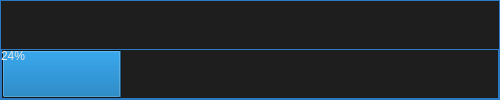
This is ui/ui_progress_bar.ui in il721/EasyBack as Qt 5 draws it before an edit. The edited form follows.
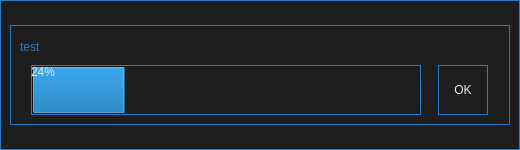
This is the edited form.

Commit message: Progress bar was done

```diff
--- a/ui/ui_progress_bar.ui
+++ b/ui/ui_progress_bar.ui
@@ -6,8 +6,8 @@
    <rect>
     <x>0</x>
     <y>0</y>
-    <width>500</width>
-    <height>100</height>
+    <width>520</width>
+    <height>150</height>
    </rect>
   </property>
   <property name="sizePolicy">
@@ -18,14 +18,14 @@
   </property>
   <property name="minimumSize">
    <size>
-    <width>500</width>
-    <height>100</height>
+    <width>520</width>
+    <height>150</height>
    </size>
   </property>
   <property name="maximumSize">
    <size>
-    <width>500</width>
-    <height>100</height>
+    <width>520</width>
+    <height>150</height>
    </size>
   </property>
   <property name="windowTitle">
@@ -54,16 +54,16 @@
     <number>0</number>
    </property>
    <property name="leftMargin">
-    <number>0</number>
+    <number>10</number>
    </property>
    <property name="topMargin">
-    <number>0</number>
+    <number>5</number>
    </property>
    <property name="rightMargin">
-    <number>0</number>
+    <number>5</number>
    </property>
    <property name="bottomMargin">
-    <number>0</number>
+    <number>5</number>
    </property>
    <item>
     <widget class="QFrame" name="progress_frame">
@@ -86,36 +86,26 @@
       <enum>QFrame::Raised</enum>
      </property>
      <layout class="QVBoxLayout" name="verticalLayout_2">
-      <property name="leftMargin">
-       <number>0</number>
-      </property>
-      <property name="topMargin">
-       <number>0</number>
-      </property>
-      <property name="rightMargin">
-       <number>0</number>
-      </property>
-      <property name="bottomMargin">
-       <number>0</number>
-      </property>
       <item>
        <widget class="QLabel" name="progress_text">
         <property name="text">
-         <string/>
+         <string>test</string>
         </property>
        </widget>
       </item>
+      <item>
+       <layout class="QHBoxLayout" name="horizontalLayout">
       <item>
        <widget class="QProgressBar" name="progress_bar_line">
         <property name="minimumSize">
          <size>
-          <width>0</width>
+            <width>390</width>
           <height>50</height>
          </size>
         </property>
         <property name="maximumSize">
          <size>
-          <width>16777215</width>
+            <width>390</width>
           <height>50</height>
          </size>
         </property>
@@ -123,6 +113,27 @@
          <number>24</number>
         </property>
        </widget>
+        </item>
+        <item>
+         <widget class="QPushButton" name="pushButton">
+          <property name="minimumSize">
+           <size>
+            <width>50</width>
+            <height>50</height>
+           </size>
+          </property>
+          <property name="maximumSize">
+           <size>
+            <width>50</width>
+            <height>50</height>
+           </size>
+          </property>
+          <property name="text">
+           <string>OK</string>
+          </property>
+         </widget>
+        </item>
+       </layout>
       </item>
      </layout>
     </widget>
```
Lines whose indentation alone changed are shown as unchanged. The commit also changes 3 other files.
